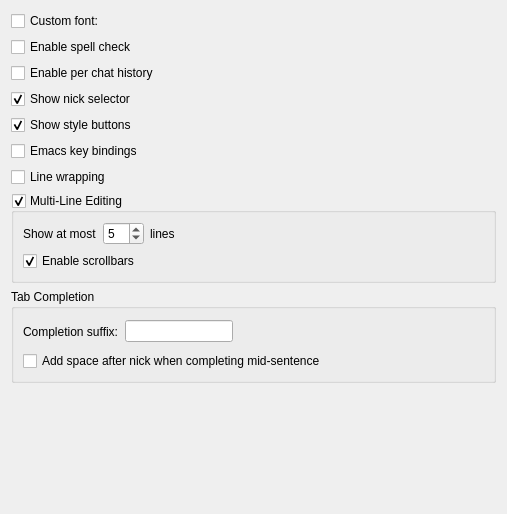
This is src/qtui/settingspages/inputwidgetsettingspage.ui in quassel/quassel as Qt 5 draws it before an edit. The edited form follows.
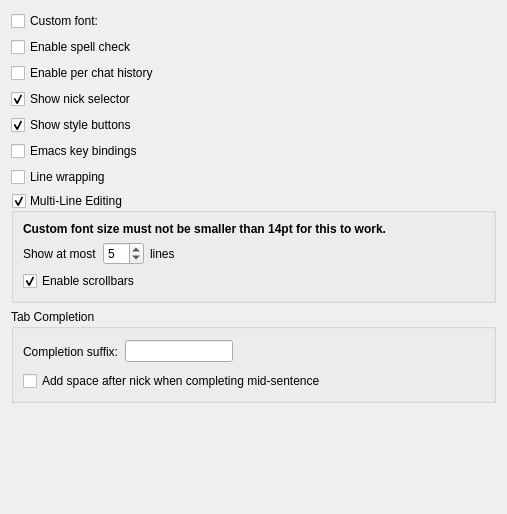
This is the edited form. Custom widgets are drawn as their Qt base class.

Commit message:
Workaround for Multi-Line Edit on OSX
The font size needs to be 14pt or bigger, otherwise the input field won't resize.

```diff
--- a/src/qtui/settingspages/inputwidgetsettingspage.ui
+++ b/src/qtui/settingspages/inputwidgetsettingspage.ui
@@ -152,6 +152,23 @@
       <bool>true</bool>
      </property>
      <layout class="QVBoxLayout" name="verticalLayout">
+      <item>
+       <widget class="QLabel" name="hintOSX">
+        <property name="enabled">
+         <bool>true</bool>
+        </property>
+        <property name="font">
+         <font>
+          <weight>75</weight>
+          <bold>true</bold>
+          <underline>false</underline>
+         </font>
+        </property>
+        <property name="text">
+         <string>Custom font size must not be smaller than 14pt for this to work.</string>
+        </property>
+       </widget>
+      </item>
       <item>
        <layout class="QHBoxLayout" name="horizontalLayout_2">
         <item>
```
Left out of the diff: 4 changed lines with no effect on the pictures. The commit also changes 2 other files.
